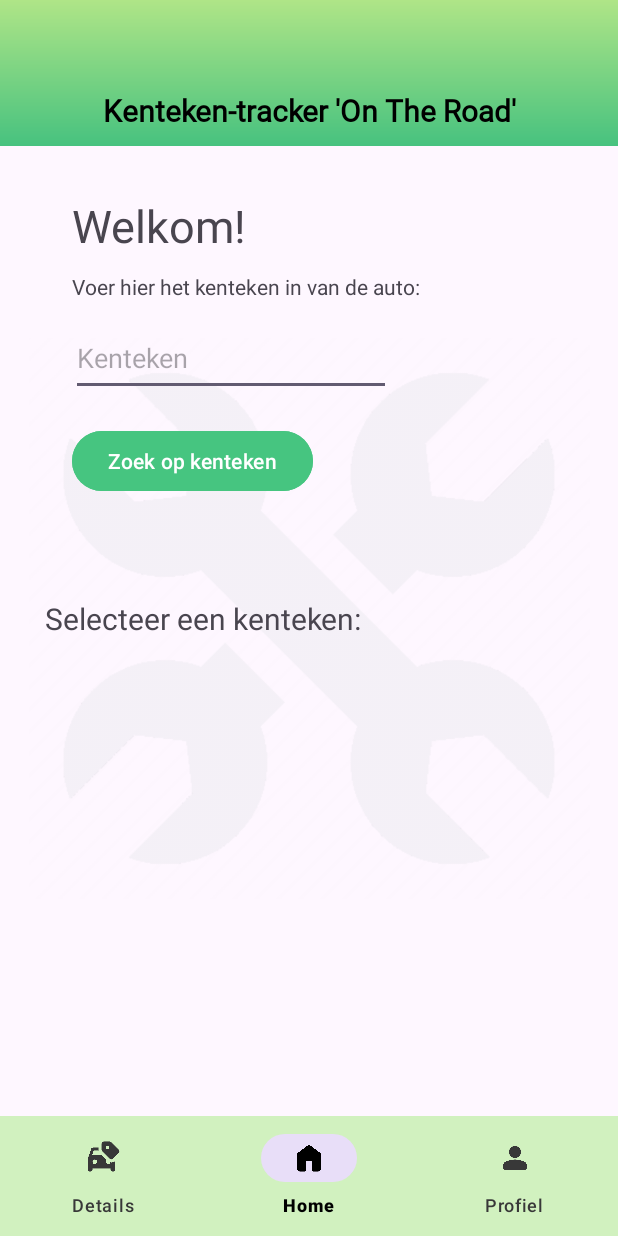
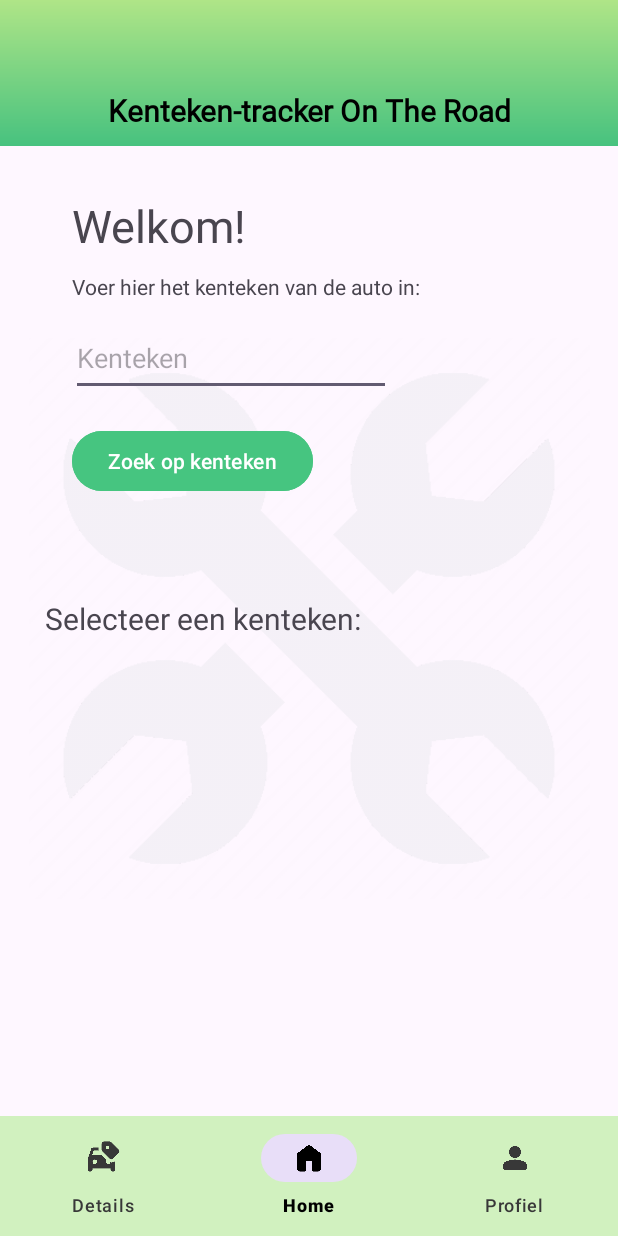
Before and after one commit to NathanGrs00/taxicompany-on-the-road, an Android app: the screen it shows after launch (MainActivity), on a phone screen of 412 x 824 dp. Run offline under Robolectric (Android 15) with nearby library versions, the phone set to English and light mode, and no system bars; our stand-ins replace Volley; network calls fail.

Commit message:
Refactor: Update UI elements with string resources and replace drawable with mipmap
- Replaced hardcoded strings in layout files with string resources.
- Updated references to images (logos) to use mipmap instead of drawable for better resolution handling on different screen densities.
- Fixed button text for "Go back" functionality to be dynamic via string resource.
- Cleaned up unused code in ProfileFragment (removed commented-out onViewCreated method).
- Updated string resources in strings.xml to include necessary texts for UI consistency.

```diff
--- a/app/src/main/java/com/nathan/taxibedrijf_on_the_road/ui/details/DetailsFragment.kt
+++ b/app/src/main/java/com/nathan/taxibedrijf_on_the_road/ui/details/DetailsFragment.kt
@@ -60,7 +60,7 @@ class DetailsFragment : Fragment(R.layout.fragment_details) {
 
         //Terugknop
         val terugKnop : Button = view.findViewById(R.id.btnGaTerug)
-        terugKnop.setOnClickListener(){
+        terugKnop.setOnClickListener {
             // Gaat terug naar de homepagina.
             requireActivity().supportFragmentManager.popBackStack()
         }
--- a/app/src/main/java/com/nathan/taxibedrijf_on_the_road/ui/profile/ProfileFragment.kt
+++ b/app/src/main/java/com/nathan/taxibedrijf_on_the_road/ui/profile/ProfileFragment.kt
@@ -1,7 +1,5 @@
 package com.nathan.taxibedrijf_on_the_road.ui.profile
 
-import android.os.Bundle
-import android.view.View
 import androidx.fragment.app.Fragment
 import com.google.android.material.bottomnavigation.BottomNavigationView
 import com.nathan.taxibedrijf_on_the_road.R
@@ -16,8 +14,4 @@ class ProfileFragment : Fragment(R.layout.fragment_profile) {
         bottomNav.menu.findItem(R.id.nav_profiel)?.isChecked = true
     }
 
-    // Functie die nodig is om Fragment inhoud te schrijven.
-    override fun onViewCreated(view: View, savedInstanceState: Bundle?) {
-        super.onViewCreated(view, savedInstanceState)
-    }
 }
--- a/app/src/main/res/layout/fragment_details.xml
+++ b/app/src/main/res/layout/fragment_details.xml
@@ -12,7 +12,8 @@
         android:id="@+id/ivAchtergrondLogo"
         android:layout_width="match_parent"
         android:layout_height="374dp"
-        android:src="@drawable/taxibedrijf_logo"
+        android:contentDescription="@string/background_alt_text"
+        android:src="@mipmap/taxibedrijf_logo"
         app:layout_constraintBottom_toBottomOf="parent"
         app:layout_constraintEnd_toEndOf="parent"
         app:layout_constraintStart_toStartOf="parent"
@@ -32,7 +33,7 @@
             android:layout_width="wrap_content"
             android:layout_height="wrap_content"
             android:backgroundTint="@color/primary_green"
-            android:text="Ga terug"
+            android:text="@string/go_back"
             app:layout_constraintBottom_toBottomOf="parent"
             app:layout_constraintEnd_toEndOf="parent"
             app:layout_constraintHorizontal_bias="0.498"
@@ -55,7 +56,7 @@
             android:id="@+id/tvGeenKenteken"
             android:layout_width="wrap_content"
             android:layout_height="wrap_content"
-            android:text="Nog geen kenteken geselecteerd."
+            android:text="@string/no_plates"
             android:textSize="20sp"
             app:layout_constraintBottom_toBottomOf="parent"
             app:layout_constraintEnd_toEndOf="parent"
--- a/app/src/main/res/layout/fragment_home.xml
+++ b/app/src/main/res/layout/fragment_home.xml
@@ -10,7 +10,8 @@
         android:id="@+id/ivAchtergrondLogo"
         android:layout_width="match_parent"
         android:layout_height="374dp"
-        android:src="@drawable/taxibedrijf_logo"
+        android:contentDescription="@string/background_alt_text"
+        android:src="@mipmap/taxibedrijf_logo"
         app:layout_constraintBottom_toBottomOf="parent"
         app:layout_constraintEnd_toEndOf="parent"
         app:layout_constraintStart_toStartOf="parent"
@@ -29,7 +30,7 @@
             android:id="@+id/tvWelkomSubtitel"
             android:layout_width="wrap_content"
             android:layout_height="wrap_content"
-            android:text="Welkom!"
+            android:text="@string/welcome_text"
             android:textSize="30sp"
             app:layout_constraintBottom_toBottomOf="parent"
             app:layout_constraintEnd_toEndOf="parent"
@@ -44,7 +45,7 @@
             android:layout_height="wrap_content"
             android:layout_marginTop="14dp"
             android:backgroundTint="#46C580"
-            android:text="Zoek op kenteken"
+            android:text="@string/plate_search"
             app:layout_constraintBottom_toBottomOf="parent"
             app:layout_constraintEnd_toEndOf="parent"
             app:layout_constraintHorizontal_bias="0.192"
@@ -56,7 +57,7 @@
             android:id="@+id/tvVraagKenteken"
             android:layout_width="242dp"
             android:layout_height="22dp"
-            android:text="Voer hier het kenteken in van de auto:"
+            android:text="@string/input_hint"
             app:layout_constraintBottom_toTopOf="@+id/ptKentekenInvoer"
             app:layout_constraintEnd_toEndOf="parent"
             app:layout_constraintHorizontal_bias="0.284"
@@ -68,7 +69,7 @@
             android:layout_width="wrap_content"
             android:layout_height="50dp"
             android:ems="10"
-            android:hint="Kenteken"
+            android:hint="@string/plate"
             android:inputType="text"
             app:layout_constraintBottom_toBottomOf="parent"
             app:layout_constraintEnd_toEndOf="parent"
@@ -98,7 +99,7 @@
             android:id="@+id/textView"
             android:layout_width="wrap_content"
             android:layout_height="wrap_content"
-            android:text="Selecteer een kenteken:"
+            android:text="@string/select_plate"
             android:textSize="20sp"
             app:layout_constraintBottom_toBottomOf="parent"
             app:layout_constraintEnd_toEndOf="parent"
@@ -110,7 +111,7 @@
             android:id="@+id/tvGeenKentekensFilter"
             android:layout_width="wrap_content"
             android:layout_height="wrap_content"
-            android:text="Er zijn geen kentekens met uw filter"
+            android:text="@string/no_plates_filter"
             app:layout_constraintBottom_toBottomOf="parent"
             app:layout_constraintEnd_toEndOf="parent"
             app:layout_constraintStart_toStartOf="parent"
--- a/app/src/main/res/layout/fragment_profile.xml
+++ b/app/src/main/res/layout/fragment_profile.xml
@@ -12,7 +12,8 @@
         android:id="@+id/ivAchtergrondLogo"
         android:layout_width="match_parent"
         android:layout_height="374dp"
-        android:src="@drawable/taxibedrijf_logo"
+        android:contentDescription="@string/background_alt_text"
+        android:src="@mipmap/taxibedrijf_logo"
         app:layout_constraintBottom_toBottomOf="parent"
         app:layout_constraintEnd_toEndOf="parent"
         app:layout_constraintStart_toStartOf="parent"
--- a/app/src/main/res/layout/header_bar.xml
+++ b/app/src/main/res/layout/header_bar.xml
@@ -12,7 +12,7 @@
         android:gravity="center"
         android:paddingTop="60dp"
         android:paddingBottom="10dp"
-        android:text="Kenteken-tracker 'On The Road'"
+        android:text="@string/on_the_road"
         android:textColor="@android:color/black"
         android:textSize="20sp"
         android:textStyle="bold" />
--- a/app/src/main/res/menu/bottom_nav_menu.xml
+++ b/app/src/main/res/menu/bottom_nav_menu.xml
@@ -3,17 +3,17 @@
 
     <item
         android:id="@+id/nav_details"
-        android:title="Details"
-        android:icon="@drawable/material_symbols__car_tag" />
+        android:icon="@mipmap/material_symbols__car_tag"
+        android:title="@string/details" />
 
     <item
         android:id="@+id/nav_home"
-        android:title="Home"
-        android:icon="@drawable/material_symbols__home_rounded"/>
+        android:icon="@mipmap/material_symbols__home_rounded"
+        android:title="@string/home" />
 
     <item
         android:id="@+id/nav_profiel"
-        android:title="Profiel"
-        android:icon="@drawable/material_symbols__person_rounded" />
+        android:icon="@mipmap/material_symbols__person_rounded"
+        android:title="@string/profile" />
 
 </menu>
--- a/app/src/main/res/values/strings.xml
+++ b/app/src/main/res/values/strings.xml
@@ -1,3 +1,16 @@
 <resources>
     <string name="app_name">taxibedrijf-on-the-road</string>
+    <string name="background_alt_text">Achtergrond met Logo</string>
+    <string name="welcome_text">Welkom!</string>
+    <string name="plate_search">Zoek op kenteken</string>
+    <string name="input_hint">Voer hier het kenteken van de auto in:</string>
+    <string name="go_back">Ga terug</string>
+    <string name="no_plates_filter">Er zijn geen kentekens met uw filter.</string>
+    <string name="select_plate">Selecteer een kenteken:</string>
+    <string name="plate">Kenteken</string>
+    <string name="on_the_road">Kenteken-tracker "On The Road"</string>
+    <string name="details">Details</string>
+    <string name="home">Home</string>
+    <string name="profile">Profiel</string>
+    <string name="no_plates">Nog geen kenteken geselecteerd.</string>
 </resources>
```
Also changed, not shown: app/src/main/res/mipmap-hdpi/material_symbols__car_tag.png (renamed from app/src/main/res/drawable/material_symbols__car_tag.png), app/src/main/res/mipmap-hdpi/material_symbols__home_rounded.png (renamed from app/src/main/res/drawable/material_symbols__home_rounded.png), app/src/main/res/mipmap-hdpi/material_symbols__person_rounded.png (renamed from app/src/main/res/drawable/material_symbols__person_rounded.png), app/src/main/res/mipmap-hdpi/taxibedrijf_logo.png (renamed from app/src/main/res/drawable/taxibedrijf_logo.png).
